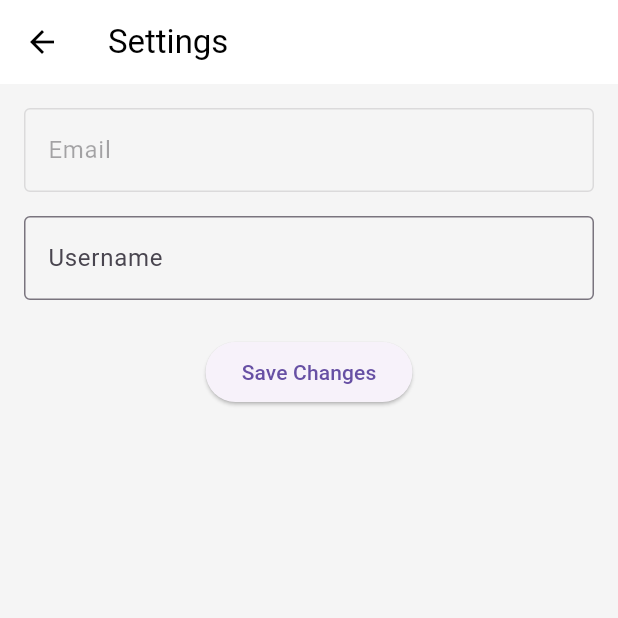
After one commit to sanket-pilane/PingMe, a Flutter app: the HomeView screen opened directly, after a tap on the "settings" icon, on a phone screen of 412 x 824 dp, the top half of it. The commit adds this screen. Run offline on Flutter 3.47's test engine with Material 3 defaults, Android fonts, the phone set to English and light mode, and no system bars; our stand-ins replace bloc, cloud_firestore, equatable, firebase_auth, firebase_core, flutter_bloc and 1 more; accounts and stored records are empty; network calls fail.

Commit message:
FEAT(profile): Implement user profiles, setup screen, and denormalize task data.

```diff
--- a/lib/features/auth/bloc/auth_bloc.dart
+++ b/lib/features/auth/bloc/auth_bloc.dart
@@ -1,16 +1,17 @@
 import 'dart:async';
 
 import 'package:bloc/bloc.dart';
-import 'package:firebase_auth/firebase_auth.dart' as firebase_auth;
+import 'package:equatable/equatable.dart';
 import 'package:flutter/foundation.dart';
 import 'package:pingme/features/auth/data/auth_repository.dart';
+import 'package:pingme/features/auth/data/models/user_model.dart';
 
 part 'auth_event.dart';
 part 'auth_state.dart';
 
 class AuthBloc extends Bloc<AuthEvent, AuthState> {
   final AuthRepository _authRepository;
-  StreamSubscription<firebase_auth.User?>? _userSubscription;
+  StreamSubscription<UserModel>? _userSubscription;
 
   AuthBloc({required AuthRepository authRepository})
     : _authRepository = authRepository,
@@ -20,8 +21,8 @@ class AuthBloc extends Bloc<AuthEvent, AuthState> {
     });
 
     on<AuthUserChanged>((event, emit) {
-      if (event.user != null) {
-        emit(AuthState.authenticated(user: event.user!));
+      if (event.user.uid.isNotEmpty) {
+        emit(AuthState.authenticated(user: event.user));
       } else {
         emit(const AuthState.unauthenticated());
       }
--- a/lib/features/auth/bloc/auth_event.dart
+++ b/lib/features/auth/bloc/auth_event.dart
@@ -1,13 +1,19 @@
 part of 'auth_bloc.dart';
 
 @immutable
-abstract class AuthEvent {
+abstract class AuthEvent extends Equatable {
   const AuthEvent();
+
+  @override
+  List<Object?> get props => [];
 }
 
 class AuthUserChanged extends AuthEvent {
-  const AuthUserChanged({this.user});
-  final firebase_auth.User? user;
+  const AuthUserChanged({required this.user});
+  final UserModel user;
+
+  @override
+  List<Object?> get props => [user];
 }
 
 class AuthLogoutRequested extends AuthEvent {
--- a/lib/features/auth/bloc/auth_state.dart
+++ b/lib/features/auth/bloc/auth_state.dart
@@ -3,17 +3,20 @@ part of 'auth_bloc.dart';
 enum AuthStatus { authenticated, unauthenticated, unknown }
 
 @immutable
-class AuthState {
+class AuthState extends Equatable {
   final AuthStatus status;
-  final firebase_auth.User? user;
+  final UserModel user;
 
-  const AuthState._({required this.status, this.user});
+  const AuthState._({required this.status, this.user = UserModel.empty});
 
   const AuthState.unknown() : this._(status: AuthStatus.unknown);
 
-  const AuthState.authenticated({required firebase_auth.User user})
+  const AuthState.authenticated({required UserModel user})
     : this._(status: AuthStatus.authenticated, user: user);
 
   const AuthState.unauthenticated()
     : this._(status: AuthStatus.unauthenticated);
+
+  @override
+  List<Object> get props => [status, user];
 }
--- a/lib/features/auth/data/auth_repository.dart
+++ b/lib/features/auth/data/auth_repository.dart
@@ -1,21 +1,52 @@
 import 'package:firebase_auth/firebase_auth.dart' as firebase_auth;
+import 'package:cloud_firestore/cloud_firestore.dart';
+import 'package:pingme/features/auth/data/models/user_model.dart';
 
 class AuthRepository {
   final firebase_auth.FirebaseAuth _firebaseAuth;
+  final FirebaseFirestore _firestore;
 
-  AuthRepository({firebase_auth.FirebaseAuth? firebaseAuth})
-    : _firebaseAuth = firebaseAuth ?? firebase_auth.FirebaseAuth.instance;
+  AuthRepository({
+    firebase_auth.FirebaseAuth? firebaseAuth,
+    FirebaseFirestore? firestore,
+  }) : _firebaseAuth = firebaseAuth ?? firebase_auth.FirebaseAuth.instance,
+       _firestore = firestore ?? FirebaseFirestore.instance;
 
-  Stream<firebase_auth.User?> get user {
-    return _firebaseAuth.authStateChanges();
+  Stream<UserModel> get user {
+    return _firebaseAuth.authStateChanges().asyncMap((firebaseUser) async {
+      if (firebaseUser == null) {
+        return UserModel.empty;
+      }
+      final userDoc = _firestore.collection('users').doc(firebaseUser.uid);
+      final snapshot = await userDoc.get();
+
+      if (snapshot.exists) {
+        return UserModel.fromFirestore(
+          snapshot as DocumentSnapshot<Map<String, dynamic>>,
+        );
+      } else {
+        return UserModel(
+          uid: firebaseUser.uid,
+          email: firebaseUser.email ?? '',
+          username: '',
+        );
+      }
+    });
   }
 
   Future<void> signUp({required String email, required String password}) async {
     try {
-      await _firebaseAuth.createUserWithEmailAndPassword(
+      final credential = await _firebaseAuth.createUserWithEmailAndPassword(
         email: email,
         password: password,
       );
+
+      if (credential.user != null) {
+        await _firestore.collection('users').doc(credential.user!.uid).set({
+          'email': email,
+          'username': '',
+        });
+      }
     } catch (_) {
       rethrow;
     }
@@ -38,4 +69,11 @@ class AuthRepository {
   Future<void> logOut() async {
     await _firebaseAuth.signOut();
   }
+
+  Future<void> updateUserProfile(UserModel user) async {
+    await _firestore
+        .collection('users')
+        .doc(user.uid)
+        .update(user.toFirestore());
+  }
 }
--- /dev/null
+++ b/lib/features/auth/data/models/user_model.dart
@@ -0,0 +1,40 @@
+import 'package:cloud_firestore/cloud_firestore.dart';
+import 'package:equatable/equatable.dart';
+
+class UserModel extends Equatable {
+  final String uid;
+  final String email;
+  final String username;
+
+  const UserModel({
+    required this.uid,
+    required this.email,
+    required this.username,
+  });
+
+  @override
+  List<Object> get props => [uid, email, username];
+
+  factory UserModel.fromFirestore(DocumentSnapshot<Map<String, dynamic>> doc) {
+    final data = doc.data()!;
+    return UserModel(
+      uid: doc.id,
+      email: data['email'] as String,
+      username: data['username'] as String? ?? '',
+    );
+  }
+
+  Map<String, dynamic> toFirestore() {
+    return {'email': email, 'username': username};
+  }
+
+  UserModel copyWith({String? username}) {
+    return UserModel(
+      uid: uid,
+      email: email,
+      username: username ?? this.username,
+    );
+  }
+
+  static const empty = UserModel(uid: '', email: '', username: '');
+}
--- a/lib/features/home/view/home_screen.dart
+++ b/lib/features/home/view/home_screen.dart
@@ -1,6 +1,7 @@
 import 'package:flutter/material.dart';
 import 'package:flutter_bloc/flutter_bloc.dart';
 import 'package:pingme/features/auth/bloc/auth_bloc.dart';
+import 'package:pingme/features/profile/view/settings_screen.dart';
 import 'package:pingme/features/rooms/bloc/room_bloc.dart';
 import 'package:pingme/features/rooms/data/room_repository.dart';
 import 'package:pingme/features/rooms/view/create_room_dialog.dart';
@@ -12,7 +13,10 @@ class HomeScreen extends StatelessWidget {
   @override
   Widget build(BuildContext context) {
     return BlocProvider(
-      create: (context) => RoomBloc(roomRepository: RoomRepository()),
+      create: (context) => RoomBloc(
+        roomRepository: RoomRepository(),
+        authBloc: context.read<AuthBloc>(),
+      ),
       child: const HomeView(),
     );
   }
@@ -23,12 +27,16 @@ class HomeView extends StatelessWidget {
 
   @override
   Widget build(BuildContext context) {
-    final userEmail = context.select((AuthBloc bloc) => bloc.state.user?.email);
-
     return Scaffold(
       appBar: AppBar(
         title: const Text('Your Rooms'),
         actions: [
+          IconButton(
+            icon: const Icon(Icons.settings_outlined),
+            onPressed: () {
+              Navigator.of(context).push(SettingsScreen.route());
+            },
+          ),
           IconButton(
             icon: const Icon(Icons.logout),
             onPressed: () {
@@ -37,22 +45,10 @@ class HomeView extends StatelessWidget {
           ),
         ],
       ),
-      body: Column(
-        children: [
-          Padding(
-            padding: const EdgeInsets.all(16.0),
-            child: Text(
-              'Welcome, $userEmail',
-              style: Theme.of(context).textTheme.titleSmall,
-            ),
-          ),
-          const Expanded(child: RoomListView()),
-        ],
-      ),
-      floatingActionButton: FloatingActionButton.extended(
+      body: const RoomListView(),
+      floatingActionButton: FloatingActionButton(
         onPressed: () => showCreateRoomDialog(context),
-        label: const Text('New Room'),
-        icon: const Icon(Icons.add),
+        child: const Icon(Icons.add_home_work),
       ),
     );
   }
--- /dev/null
+++ b/lib/features/profile/view/settings_screen.dart
@@ -0,0 +1,100 @@
+import 'package:flutter/material.dart';
+import 'package:flutter_bloc/flutter_bloc.dart';
+import 'package:pingme/features/auth/bloc/auth_bloc.dart';
+import 'package:pingme/features/auth/data/auth_repository.dart';
+import 'package:pingme/features/auth/data/models/user_model.dart';
+
+class SettingsScreen extends StatelessWidget {
+  const SettingsScreen({super.key});
+
+  static Route<void> route() {
+    return MaterialPageRoute(builder: (_) => const SettingsScreen());
+  }
+
+  @override
+  Widget build(BuildContext context) {
+    final user = context.select((AuthBloc bloc) => bloc.state.user);
+
+    return Scaffold(
+      appBar: AppBar(title: const Text('Settings')),
+      body: BlocProvider(
+        create: (context) =>
+            SettingsCubit(context.read<AuthRepository>(), user),
+        child: const SettingsForm(),
+      ),
+    );
+  }
+}
+
+class SettingsCubit extends Cubit<UserModel> {
+  SettingsCubit(this._authRepository, UserModel initialUser)
+    : super(initialUser);
+
+  final AuthRepository _authRepository;
+
+  void usernameChanged(String username) {
+    emit(state.copyWith(username: username));
+  }
+
+  Future<void> saveProfile() async {
+    await _authRepository.updateUserProfile(state);
+  }
+}
+
+class SettingsForm extends StatefulWidget {
+  const SettingsForm({super.key});
+
+  @override
+  State<SettingsForm> createState() => _SettingsFormState();
+}
+
+class _SettingsFormState extends State<SettingsForm> {
+  late final TextEditingController _usernameController;
+
+  @override
+  void initState() {
+    super.initState();
+    _usernameController = TextEditingController(
+      text: context.read<SettingsCubit>().state.username,
+    );
+  }
+
+  @override
+  Widget build(BuildContext context) {
+    final email = context.read<SettingsCubit>().state.email;
+    return Padding(
+      padding: const EdgeInsets.all(16.0),
+      child: Column(
+        children: [
+          TextFormField(
+            initialValue: email,
+            decoration: const InputDecoration(
+              labelText: 'Email',
+              border: OutlineInputBorder(),
+            ),
+            enabled: false,
+          ),
+          const SizedBox(height: 16),
+          TextFormField(
+            controller: _usernameController,
+            decoration: const InputDecoration(
+              labelText: 'Username',
+              border: OutlineInputBorder(),
+            ),
+            onChanged: (username) {
+              context.read<SettingsCubit>().usernameChanged(username);
+            },
+          ),
+          const SizedBox(height: 24),
+          ElevatedButton(
+            onPressed: () {
+              context.read<SettingsCubit>().saveProfile();
+              Navigator.of(context).pop();
+            },
+            child: const Text('Save Changes'),
+          ),
+        ],
+      ),
+    );
+  }
+}
--- a/lib/features/rooms/bloc/room_event.dart
+++ b/lib/features/rooms/bloc/room_event.dart
@@ -16,8 +16,8 @@ class RoomsUpdated extends RoomEvent {
   List<Object> get props => [rooms];
 }
 
-class CreateRoom extends RoomEvent {
-  const CreateRoom(this.name);
+class AddRoom extends RoomEvent {
+  const AddRoom(this.name);
   final String name;
 
   @override
```
Also changed, not shown: lib/app/app.dart (+27 -4 lines), lib/features/profile/view/profile_setup_screen.dart (added, +62 -0 lines), lib/features/rooms/bloc/room_bloc.dart (+20 -9 lines), lib/features/rooms/data/room_repository.dart (+12 -25 lines), lib/features/rooms/view/create_room_dialog.dart (+12 -12 lines), lib/features/rooms/view/room_detail_screen.dart (+8 -2 lines), lib/features/tasks/bloc/task_bloc.dart (+12 -8 lines), lib/features/tasks/data/models/task_model.dart (+22 -17 lines), lib/features/tasks/data/task_repository.dart (+6 -11 lines), lib/features/tasks/view/task_list_view.dart (+4 -14 lines).
